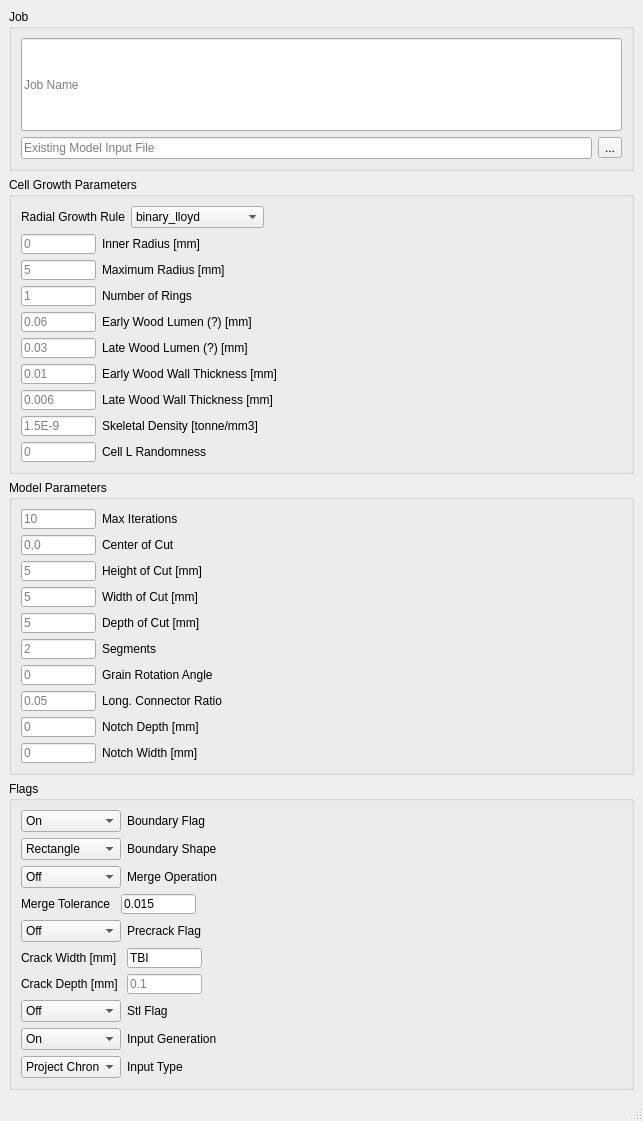
First picture: the form in freecad/woodWorkbench/gui/ui/ui_CBL_cellParams.ui, repository Computational-Mechanics-Material-Models/CBL-preprocesser, before the edit.
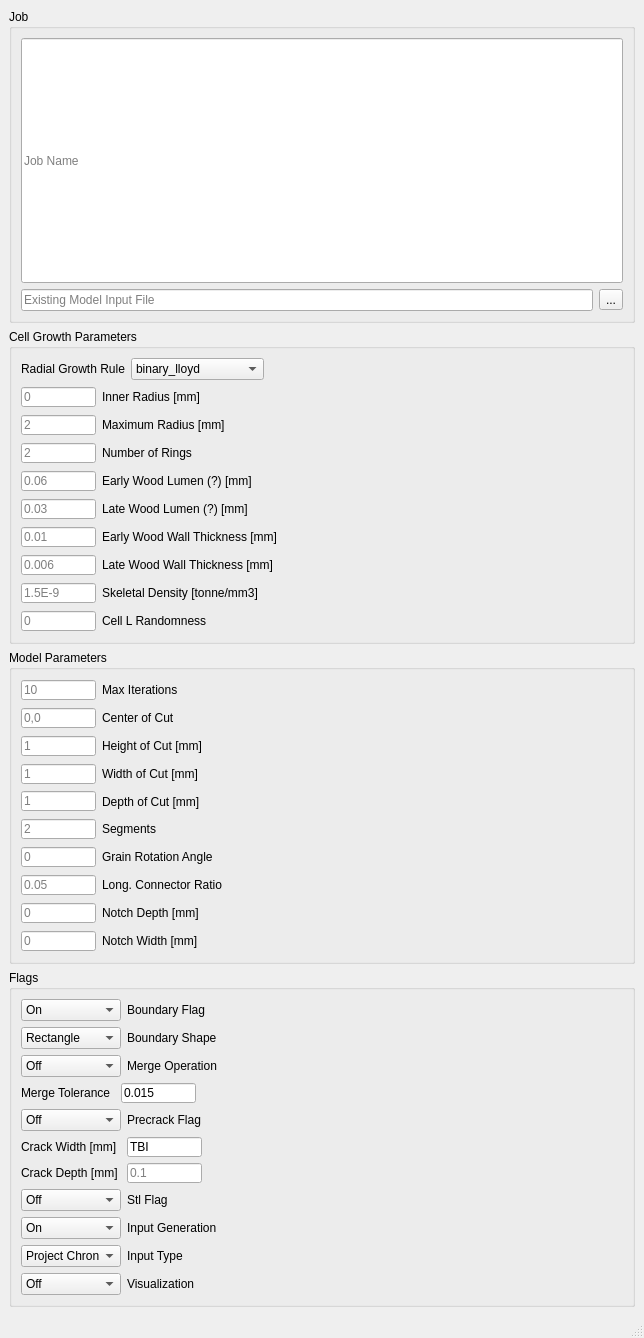
Second picture: the form after the edit.

Commit message: Derived flow edges from voronoi (first part)

What changed in the file:
```diff
--- a/freecad/woodWorkbench/gui/ui/ui_CBL_cellParams.ui
+++ b/freecad/woodWorkbench/gui/ui/ui_CBL_cellParams.ui
@@ -6,8 +6,8 @@
    <rect>
     <x>0</x>
     <y>0</y>
-    <width>643</width>
-    <height>1121</height>
+    <width>644</width>
+    <height>1338</height>
    </rect>
   </property>
   <property name="sizePolicy">
@@ -205,7 +205,7 @@
               <string/>
              </property>
              <property name="placeholderText">
-              <string>5</string>
+              <string>2</string>
              </property>
             </widget>
            </item>
@@ -244,7 +244,7 @@
               <string/>
              </property>
              <property name="placeholderText">
-              <string>1</string>
+              <string>2</string>
              </property>
             </widget>
            </item>
@@ -576,7 +576,7 @@
             <string/>
            </property>
            <property name="placeholderText">
-            <string>5</string>
+            <string>1</string>
            </property>
           </widget>
          </item>
@@ -612,7 +612,7 @@
             <string/>
            </property>
            <property name="placeholderText">
-            <string>5</string>
+            <string>1</string>
            </property>
           </widget>
          </item>
@@ -648,7 +648,7 @@
             <string/>
            </property>
            <property name="placeholderText">
-            <string>5</string>
+            <string>1</string>
            </property>
           </widget>
          </item>
@@ -1278,6 +1278,43 @@
          </item>
         </layout>
        </item>
+       <item>
+        <layout class="QHBoxLayout" name="horizontalLayout_43">
+         <item>
+          <widget class="QComboBox" name="visFlag">
+           <property name="maximumSize">
+            <size>
+             <width>100</width>
+             <height>16777215</height>
+            </size>
+           </property>
+           <property name="toolTipDuration">
+            <number>-1</number>
+           </property>
+           <property name="currentIndex">
+            <number>0</number>
+           </property>
+           <item>
+            <property name="text">
+             <string>Off</string>
+            </property>
+           </item>
+           <item>
+            <property name="text">
+             <string>On</string>
+            </property>
+           </item>
+          </widget>
+         </item>
+         <item>
+          <widget class="QLabel" name="label_17">
+           <property name="text">
+            <string>Visualization</string>
+           </property>
+          </widget>
+         </item>
+        </layout>
+       </item>
       </layout>
      </widget>
     </item>
```
Left out of the diff: 2 changed lines with no effect on the pictures. The commit also changes 2 other files.
